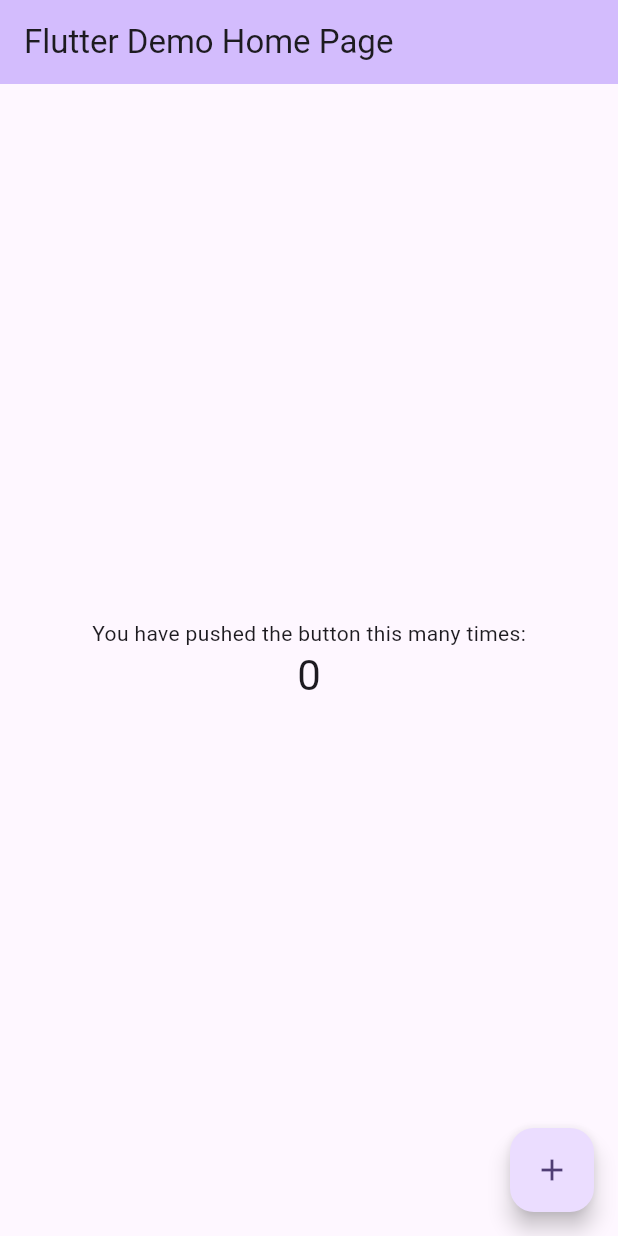
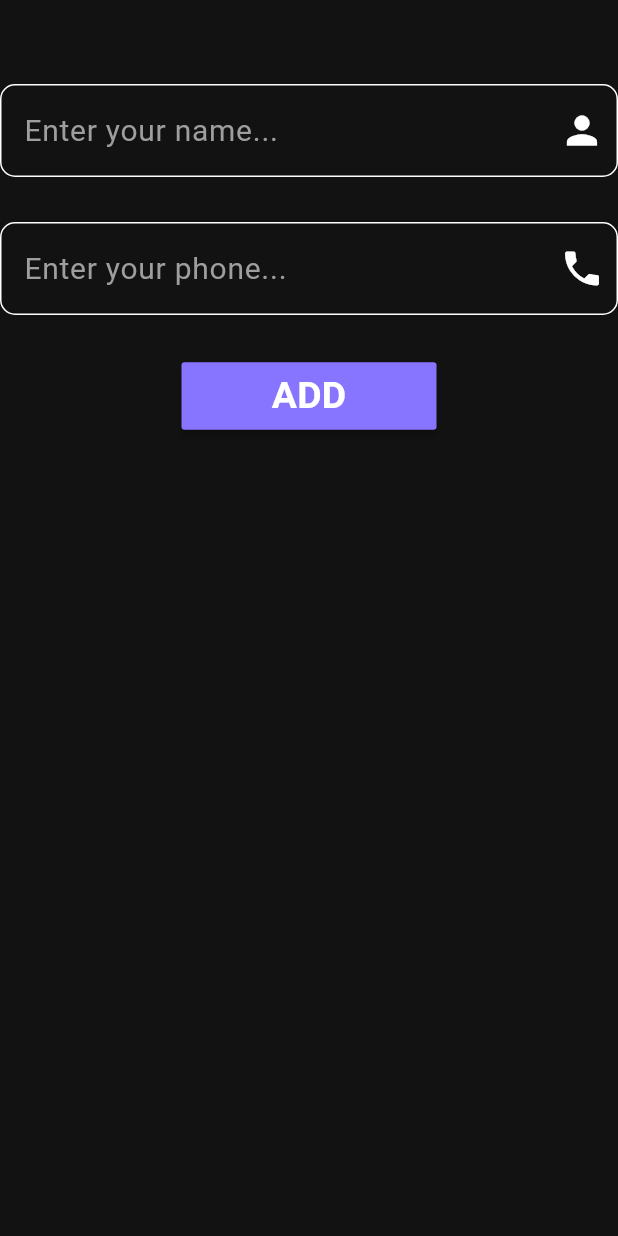
Before and after one commit to Mohamed-Essam-Mohamed/save-data, a Flutter app: the screen it shows after launch, on a phone screen of 412 x 824 dp. Run offline on Flutter 3.47's test engine with Material 3 defaults, Android fonts, the phone set to English and light mode, and no system bars.

Commit message:
feat(ui screen): finished home screen. - create class app colors - create home screen - create text form field widget - create card item widget

```diff
--- a/lib/main.dart
+++ b/lib/main.dart
@@ -1,125 +1,18 @@
 import 'package:flutter/material.dart';
+import 'package:save_data/screens/home_screen.dart';
 
 void main() {
-  runApp(const MyApp());
+  runApp(const SaveData());
 }
 
-class MyApp extends StatelessWidget {
-  const MyApp({super.key});
-
-  // This widget is the root of your application.
+class SaveData extends StatelessWidget {
+  const SaveData({super.key});
   @override
   Widget build(BuildContext context) {
     return MaterialApp(
-      title: 'Flutter Demo',
-      theme: ThemeData(
-        // This is the theme of your application.
-        //
-        // TRY THIS: Try running your application with "flutter run". You'll see
-        // the application has a purple toolbar. Then, without quitting the app,
-        // try changing the seedColor in the colorScheme below to Colors.green
-        // and then invoke "hot reload" (save your changes or press the "hot
-        // reload" button in a Flutter-supported IDE, or press "r" if you used
-        // the command line to start the app).
-        //
-        // Notice that the counter didn't reset back to zero; the application
-        // state is not lost during the reload. To reset the state, use hot
-        // restart instead.
-        //
-        // This works for code too, not just values: Most code changes can be
-        // tested with just a hot reload.
-        colorScheme: ColorScheme.fromSeed(seedColor: Colors.deepPurple),
-        useMaterial3: true,
-      ),
-      home: const MyHomePage(title: 'Flutter Demo Home Page'),
+      title: 'Flutter Save Data',
+      debugShowCheckedModeBanner: false,
+      home: HomeScreen(),
     );
   }
 }
-
-class MyHomePage extends StatefulWidget {
-  const MyHomePage({super.key, required this.title});
-
-  // This widget is the home page of your application. It is stateful, meaning
-  // that it has a State object (defined below) that contains fields that affect
-  // how it looks.
-
-  // This class is the configuration for the state. It holds the values (in this
-  // case the title) provided by the parent (in this case the App widget) and
-  // used by the build method of the State. Fields in a Widget subclass are
-  // always marked "final".
-
-  final String title;
-
-  @override
-  State<MyHomePage> createState() => _MyHomePageState();
-}
-
-class _MyHomePageState extends State<MyHomePage> {
-  int _counter = 0;
-
-  void _incrementCounter() {
-    setState(() {
-      // This call to setState tells the Flutter framework that something has
-      // changed in this State, which causes it to rerun the build method below
-      // so that the display can reflect the updated values. If we changed
-      // _counter without calling setState(), then the build method would not be
-      // called again, and so nothing would appear to happen.
-      _counter++;
-    });
-  }
-
-  @override
-  Widget build(BuildContext context) {
-    // This method is rerun every time setState is called, for instance as done
-    // by the _incrementCounter method above.
-    //
-    // The Flutter framework has been optimized to make rerunning build methods
-    // fast, so that you can just rebuild anything that needs updating rather
-    // than having to individually change instances of widgets.
-    return Scaffold(
-      appBar: AppBar(
-        // TRY THIS: Try changing the color here to a specific color (to
-        // Colors.amber, perhaps?) and trigger a hot reload to see the AppBar
-        // change color while the other colors stay the same.
-        backgroundColor: Theme.of(context).colorScheme.inversePrimary,
-        // Here we take the value from the MyHomePage object that was created by
-        // the App.build method, and use it to set our appbar title.
-        title: Text(widget.title),
-      ),
-      body: Center(
-        // Center is a layout widget. It takes a single child and positions it
-        // in the middle of the parent.
-        child: Column(
-          // Column is also a layout widget. It takes a list of children and
-          // arranges them vertically. By default, it sizes itself to fit its
-          // children horizontally, and tries to be as tall as its parent.
-          //
-          // Column has various properties to control how it sizes itself and
-          // how it positions its children. Here we use mainAxisAlignment to
-          // center the children vertically; the main axis here is the vertical
-          // axis because Columns are vertical (the cross axis would be
-          // horizontal).
-          //
-          // TRY THIS: Invoke "debug painting" (choose the "Toggle Debug Paint"
-          // action in the IDE, or press "p" in the console), to see the
-          // wireframe for each widget.
-          mainAxisAlignment: MainAxisAlignment.center,
-          children: <Widget>[
-            const Text(
-              'You have pushed the button this many times:',
-            ),
-            Text(
-              '$_counter',
-              style: Theme.of(context).textTheme.headlineMedium,
-            ),
-          ],
-        ),
-      ),
-      floatingActionButton: FloatingActionButton(
-        onPressed: _incrementCounter,
-        tooltip: 'Increment',
-        child: const Icon(Icons.add),
-      ), // This trailing comma makes auto-formatting nicer for build methods.
-    );
-  }
-}
--- /dev/null
+++ b/lib/screens/home_screen.dart
@@ -0,0 +1,50 @@
+import 'package:flutter/material.dart';
+import 'package:save_data/utils/app_colors.dart';
+
+import '../widget/text_form_field_widget.dart';
+
+class HomeScreen extends StatelessWidget {
+  HomeScreen({super.key});
+
+  var name = TextEditingController();
+  var phone = TextEditingController();
+  @override
+  Widget build(BuildContext context) {
+    return Scaffold(
+      backgroundColor: AppColors.primary,
+      appBar: AppBar(backgroundColor: AppColors.primary),
+      body: Column(
+        children: [
+          TextFormFieldWidget(
+            hintText: "Enter your name...",
+            icon: Icons.person,
+            controller: name,
+          ),
+          SizedBox(height: 30),
+          TextFormFieldWidget(
+            hintText: "Enter your phone...",
+            icon: Icons.phone,
+            controller: phone,
+          ),
+          SizedBox(height: 30),
+          MaterialButton(
+            onPressed: () {},
+            color: AppColors.secondary,
+            minWidth: 170,
+            height: 45,
+            child: Text(
+              "ADD",
+              style: TextStyle(
+                fontSize: 25,
+                color: AppColors.white,
+                fontWeight: FontWeight.bold,
+              ),
+            ),
+          ),
+          SizedBox(height: 30),
+          // CardItemWidget()
+        ],
+      ),
+    );
+  }
+}
--- /dev/null
+++ b/lib/utils/app_colors.dart
@@ -0,0 +1,9 @@
+import 'package:flutter/material.dart';
+
+abstract class AppColors {
+  static const Color primary = Color(0xff121212);
+  static const Color secondary = Color(0xff8875FF);
+  static const Color white = Colors.white;
+  static const Color blue = Colors.blue;
+  static const Color grey = Colors.grey;
+}
--- /dev/null
+++ b/lib/widget/card_item_widget.dart
@@ -0,0 +1,46 @@
+import 'package:flutter/material.dart';
+import 'package:save_data/utils/app_colors.dart';
+
+class CardItemWidget extends StatelessWidget {
+  const CardItemWidget({
+    super.key,
+    required this.name,
+    required this.phone,
+    this.onPressed,
+  });
+  final String name;
+  final String phone;
+  final void Function()? onPressed;
+  @override
+  Widget build(BuildContext context) {
+    return Card(
+      color: AppColors.white,
+      child: ListTile(
+        title: Text(
+          name,
+          style: TextStyle(
+            color: AppColors.primary,
+            fontSize: 25,
+            fontWeight: FontWeight.w400,
+          ),
+        ),
+        subtitle: Text(
+          phone,
+          style: TextStyle(
+            color: AppColors.primary,
+            fontSize: 23,
+            fontWeight: FontWeight.w400,
+          ),
+        ),
+        trailing: IconButton(
+          onPressed: onPressed,
+          icon: Icon(
+            Icons.delete,
+            color: Colors.red,
+            size: 30,
+          ),
+        ),
+      ),
+    );
+  }
+}
--- /dev/null
+++ b/lib/widget/text_form_field_widget.dart
@@ -0,0 +1,38 @@
+import 'package:flutter/material.dart';
+import 'package:save_data/utils/app_colors.dart';
+
+class TextFormFieldWidget extends StatelessWidget {
+  const TextFormFieldWidget({
+    super.key,
+    this.hintText,
+    this.icon,
+    this.controller,
+  });
+  final String? hintText;
+  final IconData? icon;
+  final TextEditingController? controller;
+  @override
+  Widget build(BuildContext context) {
+    return TextFormField(
+      controller: controller,
+      style: TextStyle(color: AppColors.white, fontSize: 20),
+      decoration: InputDecoration(
+        hintText: hintText,
+        hintStyle: TextStyle(color: AppColors.grey, fontSize: 20),
+        suffixIcon: Icon(
+          icon,
+          color: AppColors.white,
+          size: 30,
+        ),
+        enabledBorder: OutlineInputBorder(
+          borderRadius: BorderRadius.circular(10),
+          borderSide: BorderSide(color: AppColors.white),
+        ),
+        focusedBorder: OutlineInputBorder(
+          borderRadius: BorderRadius.circular(10),
+          borderSide: BorderSide(color: AppColors.blue),
+        ),
+      ),
+    );
+  }
+}
```
Also changed, not shown: 1 other file.
